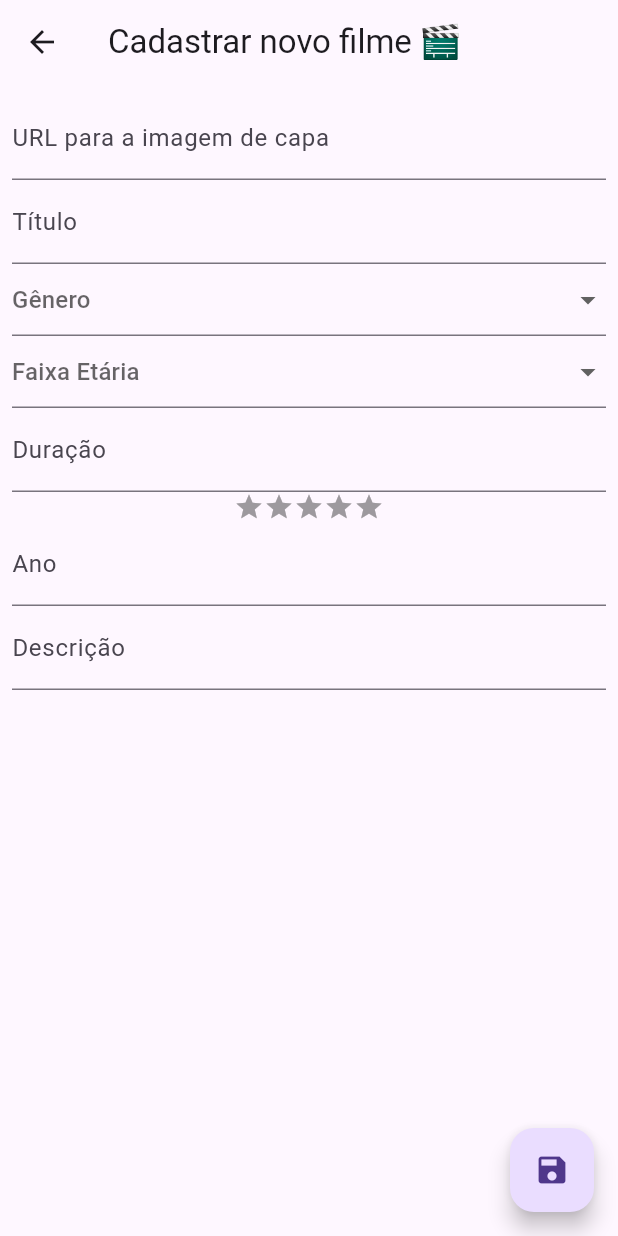
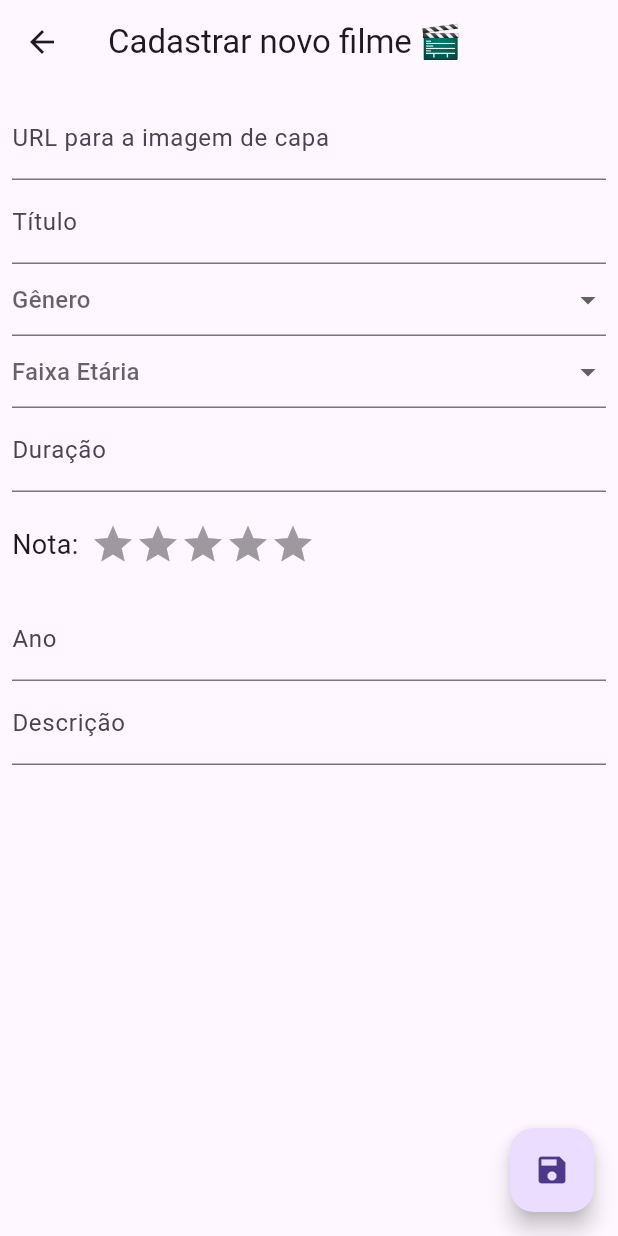
Before and after one commit to RebeccaNery/MovieTracker, a Flutter app: the CadastrarFilme screen opened directly, on a phone screen of 412 x 824 dp. Run offline on Flutter 3.47's test engine with Material 3 defaults, Android fonts, the light colour scheme and no system bars; drawn by our look-alikes of flutter_rating_bar; our stand-ins replace sqflite; accounts and stored records are empty; network calls fail.

Commit message:
formulario de cadastro lindo e funcionando!

```diff
--- a/lib/view/cadastrar_filme.dart
+++ b/lib/view/cadastrar_filme.dart
@@ -120,16 +120,24 @@ class _CadastrarFilmeState extends State<CadastrarFilme> {
                   return null;
                 } ,
               ),
+              SizedBox(height: 20,),
+              Row(
+                children: [
+                  Text("Nota:", style: TextStyle(fontSize: 18),),
+                  SizedBox(width: 8.0),
                   RatingBar.builder(itemBuilder: (context, _) => const Icon(Icons.star, color: Colors.amber), onRatingUpdate: (rating){
                     setState(() {
                       _numEstrelas = rating;
                     });
                     print(_numEstrelas);
                   },
-                initialRating: 0.0, minRating: 0, direction: Axis.horizontal, allowHalfRating: true, itemCount: 5, itemSize: 20,),
+                    initialRating: 0.0, minRating: 0, direction: Axis.horizontal, allowHalfRating: true, itemCount: 5, itemSize: 30,),
+                ],
+              ),
+              SizedBox(height: 20,),
               TextFormField(
                 controller: _edtAno,
-                keyboardType: TextInputType.text,
+                keyboardType: TextInputType.datetime,
                 decoration: const InputDecoration(
                     labelText: "Ano"
                 ),
```
Lines whose indentation alone changed are shown as unchanged.
